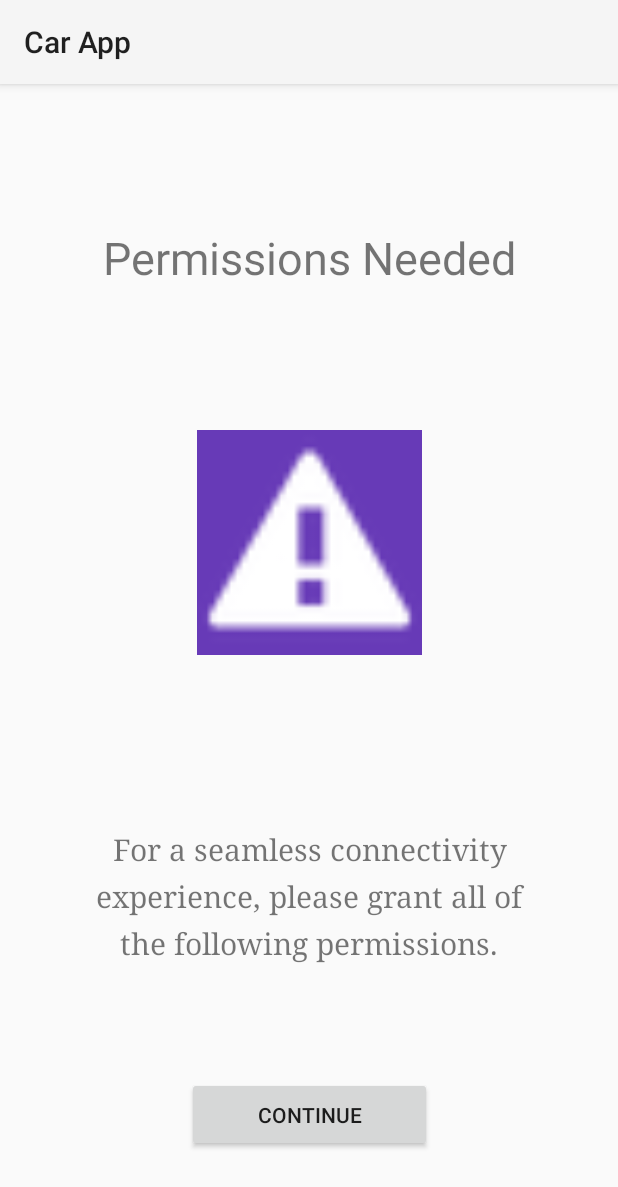
After one commit to ntrambitas12/AndroidCarControlApp, an Android app: the fragment RequestPermissions shown on its own in the app's theme, on a phone screen of 412 x 824 dp. The commit adds this screen. Shown: the top 1187 px of the screen. Run offline under Robolectric (Android 15) with nearby library versions, the phone set to English and light mode, and no system bars; 1 statement that could not run was skipped.

Commit message:
Created new fragment that ensures user accepts permissions. App now seamlessly transitions to search screen once permissions are granted

```diff
--- /dev/null
+++ b/app/src/main/java/com/example/carapp/RequestPermissions.java
@@ -0,0 +1,96 @@
+package com.example.carapp;
+
+import android.Manifest;
+import android.content.Context;
+import android.content.pm.PackageManager;
+import android.os.Build;
+import android.os.Bundle;
+
+import androidx.activity.result.ActivityResultLauncher;
+import androidx.activity.result.contract.ActivityResultContracts;
+import androidx.annotation.NonNull;
+import androidx.annotation.Nullable;
+import androidx.core.app.ActivityCompat;
+import androidx.fragment.app.Fragment;
+import androidx.navigation.NavController;
+import androidx.navigation.Navigation;
+
+import android.view.LayoutInflater;
+import android.view.View;
+import android.view.ViewGroup;
+import android.widget.Button;
+import android.widget.Toast;
+
+public class RequestPermissions extends Fragment {
+
+    private final int PERMISSION_ALL = 1;
+    private static final String[] PERMISSIONS_NEW = {
+            android.Manifest.permission.BLUETOOTH_CONNECT,
+            android.Manifest.permission.BLUETOOTH_SCAN,
+            android.Manifest.permission.ACCESS_COARSE_LOCATION,
+            android.Manifest.permission.ACCESS_FINE_LOCATION
+    };
+    private static final String[] PERMISSIONS_LEGACY= {
+            android.Manifest.permission.BLUETOOTH,
+            android.Manifest.permission.BLUETOOTH_ADMIN,
+            android.Manifest.permission.ACCESS_COARSE_LOCATION,
+            Manifest.permission.ACCESS_FINE_LOCATION
+    };
+    private static boolean hasPermissions(Context context, String... permissions) {
+        if (context != null && permissions != null) {
+            for (String permission : permissions) {
+                if (ActivityCompat.checkSelfPermission(context, permission) != PackageManager.PERMISSION_GRANTED) {
+                    return false;
+                }
+            }
+        }
+        return true;
+    }
+    private ActivityResultLauncher<String[]> requestPermissionsLauncher =
+            registerForActivityResult(new ActivityResultContracts.RequestMultiplePermissions(), isGranted -> {
+                boolean allGranted = true;
+                // Go through each of the permission results until we find a false
+                for (Boolean val : isGranted.values()) {
+                    if (!val) {
+                        allGranted = false;
+                        break;
+                    }
+                }
+                if (allGranted) {
+                    // Navigate user to the next screen
+                    Navigation.findNavController(getView()).navigate(R.id.carSearch);
+                } else {
+                    // Reject user from going to app due to permissions
+                    Toast.makeText(this.getContext(),"Manually accept permissions from settings to continue!", Toast.LENGTH_LONG).show();
+                }
+            });
+    public RequestPermissions() {
+        // Required empty public constructor
+    }
+
+
+
+    @Override
+    public View onCreateView(LayoutInflater inflater, ViewGroup container,
+                             Bundle savedInstanceState) {
+        // Inflate the layout for this fragment
+        return inflater.inflate(R.layout.fragment_request_permissions, container, false);
+    }
+
+    @Override
+    public void onViewCreated(@NonNull View view, @Nullable Bundle savedInstanceState) {
+        super.onViewCreated(view, savedInstanceState);
+        // Check if user accepted all the permissions. If they do, automatically go to next screen
+        if (hasPermissions(this.getContext(), (Build.VERSION.SDK_INT >= Build.VERSION_CODES.S)? PERMISSIONS_NEW : PERMISSIONS_LEGACY)) {
+            // Navigate to the Pair Device Fragment
+            Navigation.findNavController(getView()).navigate(R.id.carSearch);
+        }
+        // If permissions aren't granted, continue setting up activity
+        Button invokePermissions = view.findViewById(R.id.requestPermissions);
+        invokePermissions.setOnClickListener( button -> {
+            // Invoke Android to ask for all the necessary permissions
+            requestPermissionsLauncher.launch((Build.VERSION.SDK_INT >= Build.VERSION_CODES.S)? PERMISSIONS_NEW : PERMISSIONS_LEGACY);
+        });
+    }
+
+}
--- /dev/null
+++ b/app/src/main/res/layout/fragment_request_permissions.xml
@@ -0,0 +1,61 @@
+<?xml version="1.0" encoding="utf-8"?>
+<androidx.constraintlayout.widget.ConstraintLayout xmlns:android="http://schemas.android.com/apk/res/android"
+    xmlns:app="http://schemas.android.com/apk/res-auto"
+    xmlns:tools="http://schemas.android.com/tools"
+    android:layout_width="match_parent"
+    android:layout_height="match_parent"
+    tools:context=".RequestPermissions">
+
+    <TextView
+        android:id="@+id/tvSecondFragment"
+        android:layout_width="wrap_content"
+        android:layout_height="wrap_content"
+        android:text="Permissions Needed"
+        android:textSize="30sp"
+        app:layout_constraintBottom_toTopOf="@+id/imageView"
+        app:layout_constraintEnd_toEndOf="parent"
+        app:layout_constraintHorizontal_bias="0.5"
+        app:layout_constraintStart_toStartOf="parent"
+        app:layout_constraintTop_toTopOf="parent"
+        app:layout_constraintVertical_bias="0.5" />
+
+    <TextView
+        android:id="@+id/textView2"
+        android:layout_width="290dp"
+        android:layout_height="117dp"
+        android:layout_marginBottom="48dp"
+        android:lineSpacingExtra="8sp"
+        android:text="For a seamless connectivity experience, please grant all of the following permissions."
+        android:textAlignment="center"
+        android:textAllCaps="false"
+        android:textSize="20sp"
+        android:typeface="serif"
+        app:layout_constraintBottom_toTopOf="@+id/requestPermissions"
+        app:layout_constraintEnd_toEndOf="parent"
+        app:layout_constraintHorizontal_bias="0.5"
+        app:layout_constraintStart_toStartOf="parent" />
+
+    <Button
+        android:id="@+id/requestPermissions"
+        android:layout_width="163dp"
+        android:layout_height="50dp"
+        android:layout_marginBottom="56dp"
+        android:text="Continue"
+        app:layout_constraintBottom_toBottomOf="parent"
+        app:layout_constraintEnd_toEndOf="parent"
+        app:layout_constraintStart_toStartOf="parent"
+        app:layout_constraintVertical_bias="1.0" />
+
+    <ImageView
+        android:id="@+id/imageView"
+        android:layout_width="150dp"
+        android:layout_height="150dp"
+        android:layout_marginBottom="116dp"
+        android:background="#673AB7"
+        android:src="@android:drawable/stat_notify_error"
+        app:layout_constraintBottom_toTopOf="@+id/textView2"
+        app:layout_constraintEnd_toEndOf="parent"
+        app:layout_constraintStart_toStartOf="parent" />
+
+
+</androidx.constraintlayout.widget.ConstraintLayout>
```
Also changed, not shown: app/src/main/java/com/example/carapp/BTConnected.java (+4 -7 lines), app/src/main/java/com/example/carapp/CarSearch.java (+3 -4 lines), app/src/main/java/com/example/carapp/MainActivity.java (+9 -63 lines), app/src/main/java/com/example/carapp/SecondFragment.java (deleted, +0 -28 lines), app/src/main/java/com/example/carapp/VehicleConnections/BluetoothConnection.java (+29 -13 lines), app/src/main/java/com/example/carapp/VehicleConnections/ConnectionManager.java (added, +19 -0 lines), app/src/main/res/layout/activity_main.xml (deleted, +0 -43 lines), app/src/main/res/layout/nav_host_fragment.xml (renamed from app/src/main/res/layout/fragment_second.xml, +10 -9 lines), app/src/main/res/navigation/navigationgraph.xml (+12 -7 lines).
